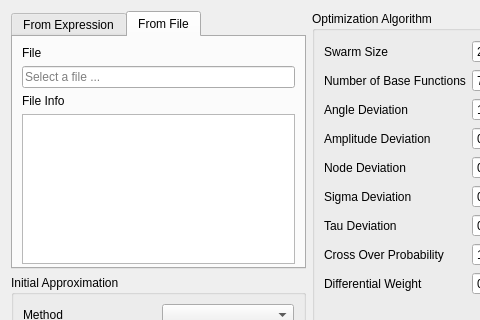
This is gui_main_window.ui in ralphtandetzky/decompose_imf as Qt 5 draws it before an edit; both pictures show x 0 to 480 and y 0 to 320 of the 617 by 455 pixel window. The edited form follows.
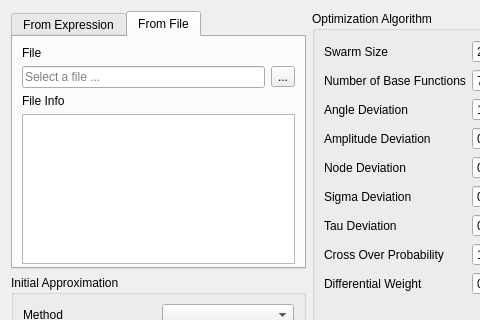
This is the edited form. The open tabs and pages were chosen to show the change. Icons and pictures are not drawn.

What changed in the file:
```diff
--- a/gui_main_window.ui
+++ b/gui_main_window.ui
@@ -167,6 +167,8 @@
             </widget>
            </item>
            <item>
+            <layout class="QHBoxLayout" name="horizontalLayout_4">
+             <item>
             <widget class="QLineEdit" name="samplesFileLineEdit">
              <property name="text">
               <string/>
@@ -180,6 +182,25 @@
             </widget>
            </item>
            <item>
+              <widget class="QToolButton" name="toolButton">
+               <property name="text">
+                <string>...</string>
+               </property>
+               <property name="icon">
+                <iconset resource="resources.qrc">
+                 <normaloff>:/new/icons/icon_open_file.png</normaloff>:/new/icons/icon_open_file.png</iconset>
+               </property>
+               <property name="iconSize">
+                <size>
+                 <width>24</width>
+                 <height>24</height>
+                </size>
+               </property>
+              </widget>
+             </item>
+            </layout>
+           </item>
+           <item>
             <widget class="QLabel" name="label_18">
              <property name="text">
               <string>File Info</string>
```
Left out of the diff: 25 changed lines with no effect on the pictures. Lines whose indentation alone changed are shown as unchanged.
